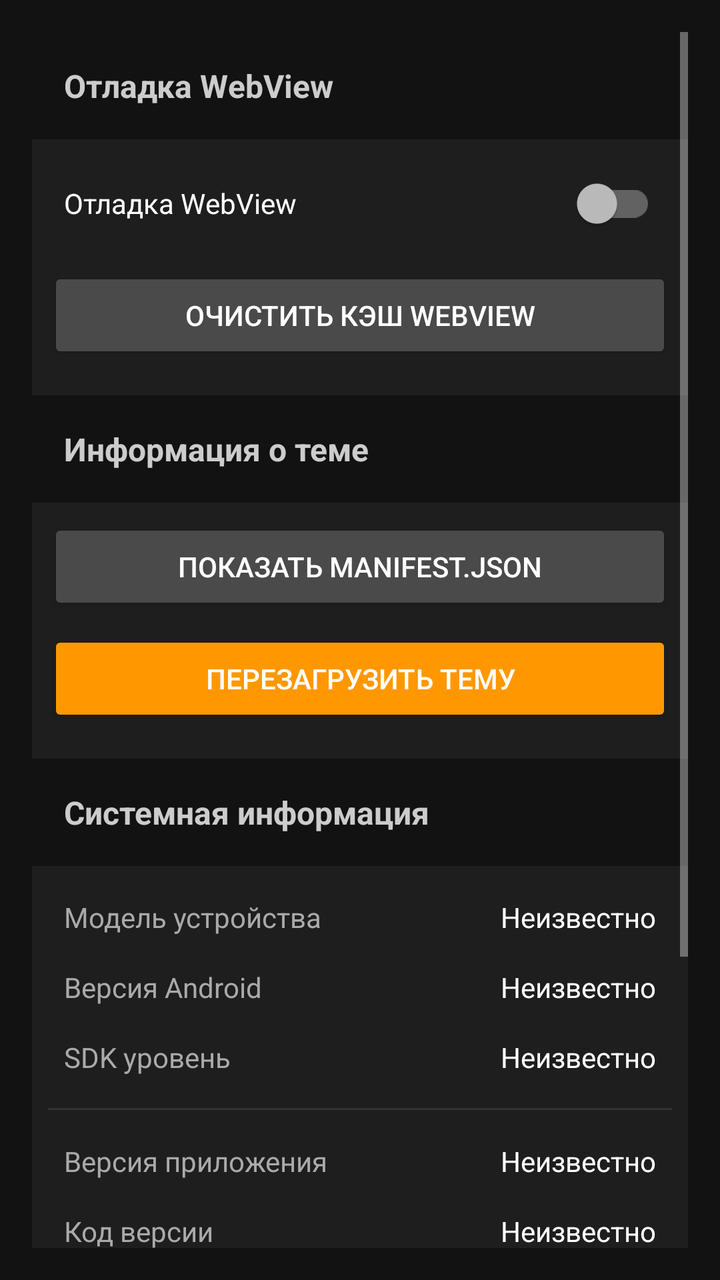
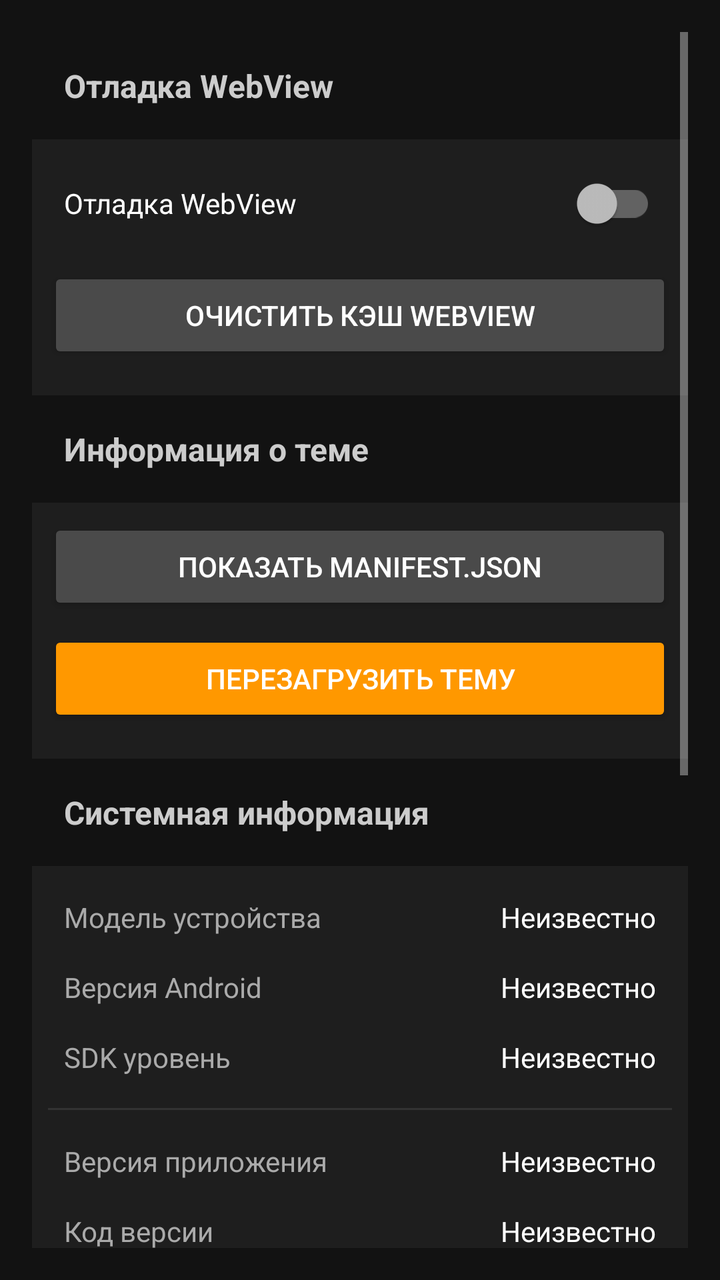

An Android layout rendered at two revisions. The XML below is the earlier revision; the diff shows what the commit changed to produce the second picture.
<!-- AndroidManifest.xml: application theme Theme.QutyLaunch -->
<!-- res/layout/fragment_settings_developer.xml -->
<ScrollView xmlns:android="http://schemas.android.com/apk/res/android"
    android:layout_width="match_parent"
    android:layout_height="match_parent"
    android:background="#121212"
    android:fillViewport="true"
    android:padding="16dp">

    <LinearLayout
        android:layout_width="match_parent"
        android:layout_height="wrap_content"
        android:orientation="vertical">

        
        <TextView
            android:layout_width="match_parent"
            android:layout_height="wrap_content"
            android:padding="16dp"
            android:paddingTop="8dp"
            android:text="@string/dev_section_webview"
            android:textColor="#CCCCCC"
            android:textSize="16sp"
            android:textStyle="bold" />

        <LinearLayout
            android:layout_width="match_parent"
            android:layout_height="wrap_content"
            android:background="#1E1E1E"
            android:orientation="vertical"
            android:padding="8dp">

            <androidx.appcompat.widget.SwitchCompat
                android:id="@+id/dev_webview_debug"
                android:layout_width="match_parent"
                android:layout_height="wrap_content"
                android:minHeight="48dp"
                android:padding="8dp"
                android:text="@string/dev_webview_debug"
                android:textColor="#FFFFFF" />

            <Button
                android:id="@+id/dev_clear_cache"
                android:layout_width="match_parent"
                android:layout_height="48dp"
                android:layout_marginTop="8dp"
                android:layout_marginBottom="8dp"
                android:backgroundTint="#4A4A4A"
                android:text="@string/dev_webview_clear_cache"
                android:textColor="#FFFFFF" />

        </LinearLayout>

        
        <TextView
            android:layout_width="match_parent"
            android:layout_height="wrap_content"
            android:padding="16dp"
            android:paddingTop="24dp"
            android:text="@string/dev_section_theme"
            android:textColor="#CCCCCC"
            android:textSize="16sp"
            android:textStyle="bold" />

        <LinearLayout
            android:layout_width="match_parent"
            android:layout_height="wrap_content"
            android:background="#1E1E1E"
            android:orientation="vertical"
            android:padding="8dp">

            <Button
                android:id="@+id/dev_theme_manifest"
                android:layout_width="match_parent"
                android:layout_height="48dp"
                android:layout_marginBottom="8dp"
                android:backgroundTint="#4A4A4A"
                android:text="@string/dev_theme_manifest"
                android:textColor="#FFFFFF" />

            <Button
                android:id="@+id/dev_theme_reload"
                android:layout_width="match_parent"
                android:layout_height="48dp"
                android:layout_marginBottom="8dp"
                android:backgroundTint="#FF9800"
                android:text="@string/dev_theme_reload"
                android:textColor="#FFFFFF" />

        </LinearLayout>

        
        <TextView
            android:layout_width="match_parent"
            android:layout_height="wrap_content"
            android:padding="16dp"
            android:paddingTop="24dp"
            android:text="@string/dev_section_system"
            android:textColor="#CCCCCC"
            android:textSize="16sp"
            android:textStyle="bold" />

        <LinearLayout
            android:layout_width="match_parent"
            android:layout_height="wrap_content"
            android:background="#1E1E1E"
            android:orientation="vertical"
            android:padding="8dp">

            <LinearLayout
                android:layout_width="match_parent"
                android:layout_height="wrap_content"
                android:orientation="horizontal"
                android:padding="8dp">

                <TextView
                    android:layout_width="0dp"
                    android:layout_height="wrap_content"
                    android:layout_weight="1"
                    android:text="@string/dev_device_model"
                    android:textColor="#AAAAAA"
                    android:textSize="14sp" />

                <TextView
                    android:id="@+id/dev_device_model_value"
                    android:layout_width="wrap_content"
                    android:layout_height="wrap_content"
                    android:text="@string/dev_unknown"
                    android:textColor="#FFFFFF"
                    android:textSize="14sp" />

            </LinearLayout>

            <LinearLayout
                android:layout_width="match_parent"
                android:layout_height="wrap_content"
                android:orientation="horizontal"
                android:padding="8dp">

                <TextView
                    android:layout_width="0dp"
                    android:layout_height="wrap_content"
                    android:layout_weight="1"
                    android:text="@string/dev_android_version"
                    android:textColor="#AAAAAA"
                    android:textSize="14sp" />

                <TextView
                    android:id="@+id/dev_android_version_value"
                    android:layout_width="wrap_content"
                    android:layout_height="wrap_content"
                    android:text="@string/dev_unknown"
                    android:textColor="#FFFFFF"
                    android:textSize="14sp" />

            </LinearLayout>

            <LinearLayout
                android:layout_width="match_parent"
                android:layout_height="wrap_content"
                android:orientation="horizontal"
                android:padding="8dp">

                <TextView
                    android:layout_width="0dp"
                    android:layout_height="wrap_content"
                    android:layout_weight="1"
                    android:text="@string/dev_sdk_level"
                    android:textColor="#AAAAAA"
                    android:textSize="14sp" />

                <TextView
                    android:id="@+id/dev_sdk_level_value"
                    android:layout_width="wrap_content"
                    android:layout_height="wrap_content"
                    android:text="@string/dev_unknown"
                    android:textColor="#FFFFFF"
                    android:textSize="14sp" />

            </LinearLayout>

            <View
                android:layout_width="match_parent"
                android:layout_height="1dp"
                android:background="#333333"
                android:layout_marginVertical="8dp" />

            <LinearLayout
                android:layout_width="match_parent"
                android:layout_height="wrap_content"
                android:orientation="horizontal"
                android:padding="8dp">

                <TextView
                    android:layout_width="0dp"
                    android:layout_height="wrap_content"
                    android:layout_weight="1"
                    android:text="@string/dev_app_version"
                    android:textColor="#AAAAAA"
                    android:textSize="14sp" />

                <TextView
                    android:id="@+id/dev_app_version_value"
                    android:layout_width="wrap_content"
                    android:layout_height="wrap_content"
                    android:text="@string/dev_unknown"
                    android:textColor="#FFFFFF"
                    android:textSize="14sp" />

            </LinearLayout>

            <LinearLayout
                android:layout_width="match_parent"
                android:layout_height="wrap_content"
                android:orientation="horizontal"
                android:padding="8dp">

                <TextView
                    android:layout_width="0dp"
                    android:layout_height="wrap_content"
                    android:layout_weight="1"
                    android:text="@string/dev_app_code"
                    android:textColor="#AAAAAA"
                    android:textSize="14sp" />

                <TextView
                    android:id="@+id/dev_app_code_value"
                    android:layout_width="wrap_content"
                    android:layout_height="wrap_content"
                    android:text="@string/dev_unknown"
                    android:textColor="#FFFFFF"
                    android:textSize="14sp" />

            </LinearLayout>

            <LinearLayout
                android:layout_width="match_parent"
                android:layout_height="wrap_content"
                android:orientation="horizontal"
                android:padding="8dp"
                android:paddingBottom="8dp">

                <TextView
                    android:layout_width="0dp"
                    android:layout_height="wrap_content"
                    android:layout_weight="1"
                    android:text="@string/dev_app_channel"
                    android:textColor="#AAAAAA"
                    android:textSize="14sp" />

                <TextView
                    android:id="@+id/dev_app_channel_value"
                    android:layout_width="wrap_content"
                    android:layout_height="wrap_content"
                    android:text="@string/dev_unknown"
                    android:textColor="#FFFFFF"
                    android:textSize="14sp" />

            </LinearLayout>

        </LinearLayout>

        
        <TextView
            android:layout_width="match_parent"
            android:layout_height="wrap_content"
            android:padding="16dp"
            android:paddingTop="24dp"
            android:text="@string/dev_section_tools"
            android:textColor="#CCCCCC"
            android:textSize="16sp"
            android:textStyle="bold" />

        <LinearLayout
            android:layout_width="match_parent"
            android:layout_height="wrap_content"
            android:background="#1E1E1E"
            android:orientation="vertical"
            android:padding="8dp">

            <Button
                android:id="@+id/dev_restart_app"
                android:layout_width="match_parent"
                android:layout_height="48dp"
                android:layout_marginTop="8dp"
                android:layout_marginBottom="8dp"
                android:backgroundTint="#FF9800"
                android:text="@string/dev_restart_app"
                android:textColor="#FFFFFF" />

        </LinearLayout>

        
        <View
            android:layout_width="match_parent"
            android:layout_height="32dp" />

    </LinearLayout>

</ScrollView>
<!-- resources referenced by this layout -->
<resources>
  <string name="dev_android_version">Версия Android</string>
  <string name="dev_app_channel">Канал сборки</string>
  <string name="dev_app_code">Код версии</string>
  <string name="dev_app_version">Версия приложения</string>
  <string name="dev_device_model">Модель устройства</string>
  <string name="dev_restart_app">Перезапустить приложение</string>
  <string name="dev_sdk_level">SDK уровень</string>
  <string name="dev_section_system">Системная информация</string>
  <string name="dev_section_theme">Информация о теме</string>
  <string name="dev_section_tools">Инструменты</string>
  <string name="dev_section_webview">Отладка WebView</string>
  <string name="dev_theme_manifest">Показать manifest.json</string>
  <string name="dev_theme_reload">Перезагрузить тему</string>
  <string name="dev_unknown">Неизвестно</string>
  <string name="dev_webview_clear_cache">Очистить кэш WebView</string>
  <string name="dev_webview_debug">Отладка WebView</string>
  <style name="Theme.QutyLaunch" parent="Theme.AppCompat.NoActionBar">
          
          <item name="android:navigationBarColor">@android:color/transparent</item>
          <item name="android:statusBarColor">@android:color/transparent</item>
  
          
          <item name="android:windowLayoutInDisplayCutoutMode">shortEdges</item>
  
          
          <item name="android:fitsSystemWindows">false</item>
  
          
          <item name="android:windowDrawsSystemBarBackgrounds">true</item>
      </style>
</resources>

<!-- the commit's change to res/layout/fragment_settings_developer.xml (unified diff, before → after) -->
@@ -264,6 +264,111 @@
             android:layout_height="wrap_content"
             android:padding="16dp"
             android:paddingTop="24dp"
+            android:text="@string/dev_section_data"
+            android:textColor="#CCCCCC"
+            android:textSize="16sp"
+            android:textStyle="bold" />
+
+        <LinearLayout
+            android:layout_width="match_parent"
+            android:layout_height="wrap_content"
+            android:background="#1E1E1E"
+            android:orientation="vertical"
+            android:padding="8dp">
+
+            
+            <LinearLayout
+                android:id="@+id/dev_cache_size_row"
+                android:layout_width="match_parent"
+                android:layout_height="wrap_content"
+                android:orientation="horizontal"
+                android:padding="8dp"
+                android:paddingTop="8dp"
+                android:paddingBottom="8dp"
+                android:background="?android:attr/selectableItemBackground">
+
+                <TextView
+                    android:layout_width="0dp"
+                    android:layout_height="wrap_content"
+                    android:layout_weight="1"
+                    android:text="@string/dev_cache_size"
+                    android:textColor="#AAAAAA"
+                    android:textSize="14sp" />
+
+                <TextView
+                    android:id="@+id/dev_cache_size_value"
+                    android:layout_width="wrap_content"
+                    android:layout_height="wrap_content"
+                    android:text="@string/dev_cache_size_value"
+                    android:textColor="#FFFFFF"
+                    android:textSize="14sp"
+                    android:textAlignment="viewEnd" />
+
+            </LinearLayout>
+
+            <View
+                android:layout_width="match_parent"
+                android:layout_height="1dp"
+                android:background="#333333"
+                android:layout_marginStart="8dp"
+                android:layout_marginEnd="8dp" />
+
+            
+            <LinearLayout
+                android:id="@+id/dev_themes_size_row"
+                android:layout_width="match_parent"
+                android:layout_height="wrap_content"
+                android:orientation="horizontal"
+                android:padding="8dp"
+                android:paddingTop="8dp"
+                android:paddingBottom="8dp"
+                android:background="?android:attr/selectableItemBackground">
+
+                <TextView
+                    android:layout_width="0dp"
+                    android:layout_height="wrap_content"
+                    android:layout_weight="1"
+                    android:text="@string/dev_themes_size"
+                    android:textColor="#AAAAAA"
+                    android:textSize="14sp" />
+
+                <TextView
+                    android:id="@+id/dev_themes_size_value"
+                    android:layout_width="wrap_content"
+                    android:layout_height="wrap_content"
+                    android:text="@string/dev_themes_size_value"
+                    android:textColor="#FFFFFF"
+                    android:textSize="14sp"
+                    android:textAlignment="viewEnd" />
+
+            </LinearLayout>
+
+            <View
+                android:layout_width="match_parent"
+                android:layout_height="1dp"
+                android:background="#333333"
+                android:layout_marginStart="8dp"
+                android:layout_marginEnd="8dp" />
+
+            
+            <Button
+                android:id="@+id/dev_clear_data"
+                android:layout_width="match_parent"
+                android:layout_height="48dp"
+                android:layout_marginTop="8dp"
+                android:layout_marginBottom="8dp"
+                android:backgroundTint="#D32F2F"
+                android:text="@string/dev_clear_data"
+                android:textColor="#FFFFFF" />
+
+        </LinearLayout>
+
+        
+        <TextView
+            android:layout_width="match_parent"
+            android:layout_height="wrap_content"
+            android:padding="16dp"
+            android:paddingTop="24dp"
             android:text="@string/dev_section_tools"
             android:textColor="#CCCCCC"
             android:textSize="16sp"
<!-- resource entries referenced after the edit -->
@@ -4,15 +4,21 @@
   <string name="dev_app_channel">Канал сборки</string>
   <string name="dev_app_code">Код версии</string>
   <string name="dev_app_version">Версия приложения</string>
+  <string name="dev_cache_size">Размер кэша</string>
+  <string name="dev_cache_size_value">0 B</string>
+  <string name="dev_clear_data">Очистить данные</string>
   <string name="dev_device_model">Модель устройства</string>
   <string name="dev_restart_app">Перезапустить приложение</string>
   <string name="dev_sdk_level">SDK уровень</string>
+  <string name="dev_section_data">Управление данными</string>
   <string name="dev_section_system">Системная информация</string>
   <string name="dev_section_theme">Информация о теме</string>
   <string name="dev_section_tools">Инструменты</string>
   <string name="dev_section_webview">Отладка WebView</string>
   <string name="dev_theme_manifest">Показать manifest.json</string>
   <string name="dev_theme_reload">Перезагрузить тему</string>
+  <string name="dev_themes_size">Размер тем оформления</string>
+  <string name="dev_themes_size_value">0 B</string>
   <string name="dev_unknown">Неизвестно</string>
   <string name="dev_webview_clear_cache">Очистить кэш WebView</string>
   <string name="dev_webview_debug">Отладка WebView</string>
